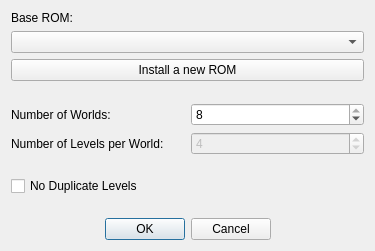
The window that SMB1/SMB1_Compliance_To_SMB1/Configure_Base_Form.ui (Coolcord/Level-Headed) describes before a commit, drawn with Qt 5.
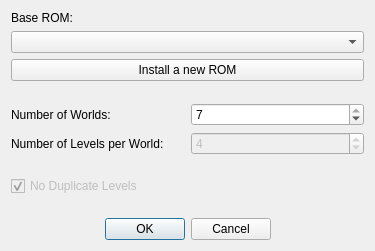
The same window after the commit.

Diff of the .ui file:
```diff
--- a/SMB1/SMB1_Compliance_To_SMB1/Configure_Base_Form.ui
+++ b/SMB1/SMB1_Compliance_To_SMB1/Configure_Base_Form.ui
@@ -65,10 +65,10 @@
           <number>1</number>
          </property>
          <property name="maximum">
-          <number>8</number>
+          <number>7</number>
          </property>
          <property name="value">
-          <number>8</number>
+          <number>7</number>
          </property>
         </widget>
        </item>
@@ -118,9 +118,15 @@
    </item>
    <item>
     <widget class="QCheckBox" name="cbDuplicateLevels">
+     <property name="enabled">
+      <bool>false</bool>
+     </property>
      <property name="text">
       <string>No Duplicate Levels</string>
      </property>
+     <property name="checked">
+      <bool>true</bool>
+     </property>
     </widget>
    </item>
    <item>
```
